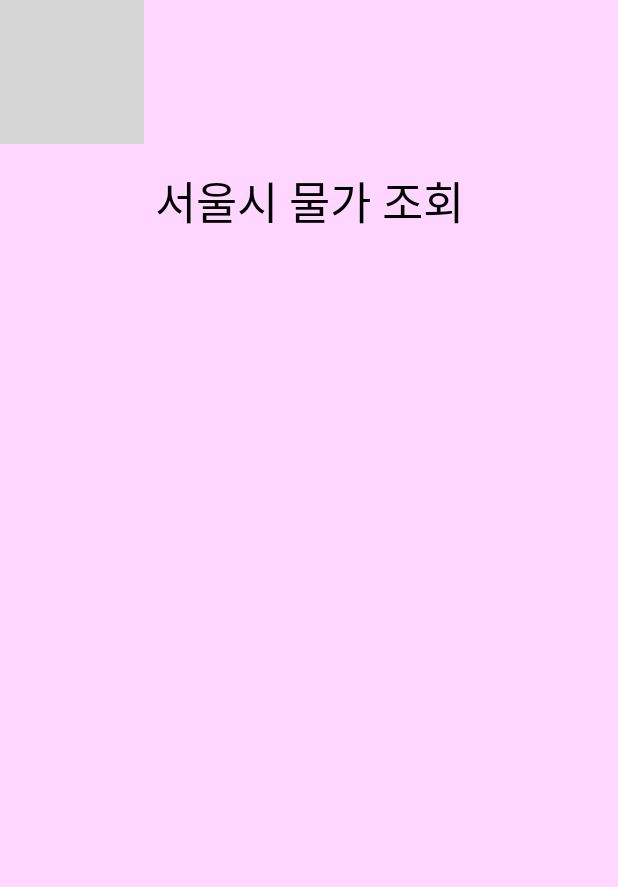
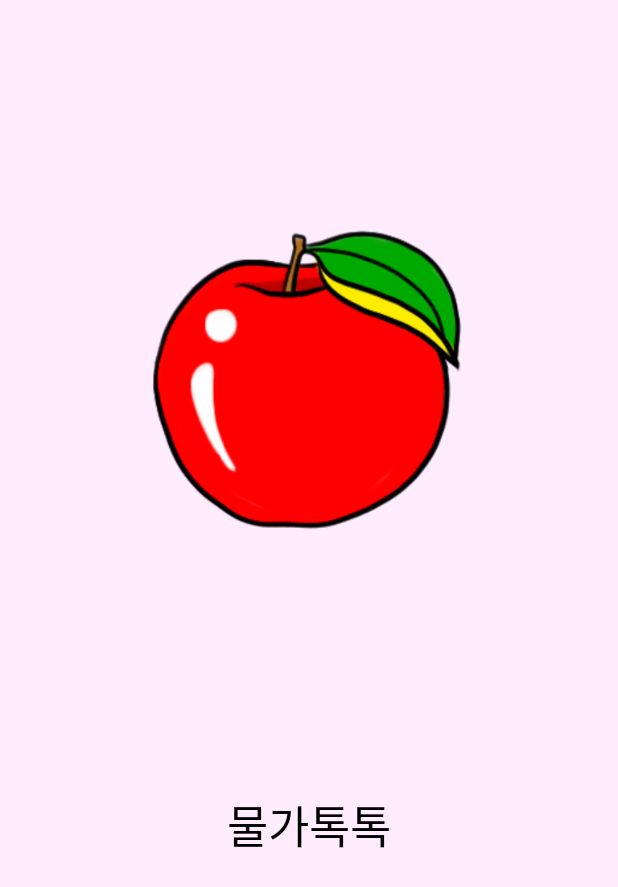
Before and after one commit to koSim97/mulgaTalkTalk_public, an Android app: the screen it shows after launch (IntroActivity), on a phone screen of 412 x 824 dp. Shown: the top 887 px of the screen. Run offline under Robolectric (Android 15) with nearby library versions, the phone set to English and light mode, and no system bars; our stand-ins replace Dagger/Hilt's generated code; network calls fail; 1 statement that could not run was skipped; grey boxes are pictures that could not be loaded.

Commit message:
[SIM] main color 변경 및 intro ui 수정

```diff
--- a/app/src/main/res/layout/activity_intro.xml
+++ b/app/src/main/res/layout/activity_intro.xml
@@ -11,7 +11,7 @@
         android:id="@+id/imageView"
         android:layout_width="wrap_content"
         android:layout_height="wrap_content"
-        android:src="@drawable/seoul_tower"
+        android:src="@drawable/app_icon"
         app:layout_constraintStart_toStartOf="parent"
         app:layout_constraintTop_toTopOf="parent" />
 
@@ -19,7 +19,7 @@
         android:layout_width="match_parent"
         android:layout_height="wrap_content"
         android:layout_marginTop="15dp"
-        android:text="서울시 물가 조회"
+        android:text="@string/app_name"
         android:textColor="@color/black"
         android:textSize="30dp"
         android:fontFamily="@font/roboto_medium"
--- a/app/src/main/res/values/colors.xml
+++ b/app/src/main/res/values/colors.xml
@@ -1,6 +1,6 @@
 <?xml version="1.0" encoding="utf-8"?>
 <resources>
-    <color name="main_color">#FFD6FF</color>
+    <color name="main_color">#FFECFF</color>
     <color name="second_color">#FFFF6C</color>
     <color name="purple_700">#FF3700B3</color>
     <color name="teal_200">#FF03DAC5</color>
```
